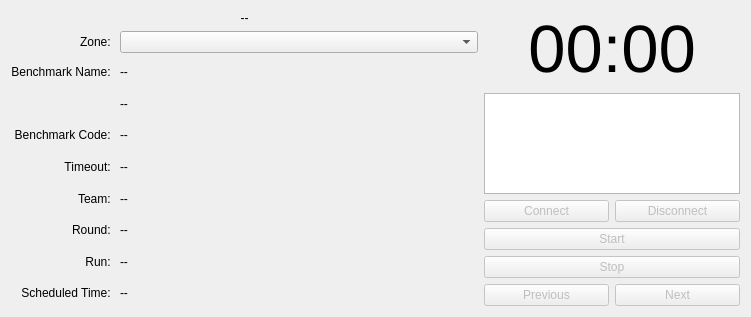
Above: rsbb_refbox/src/rqt_roah_rsbb/benchmark_control.ui from Enri2077/rsbb before the change. Below: the same form after it.
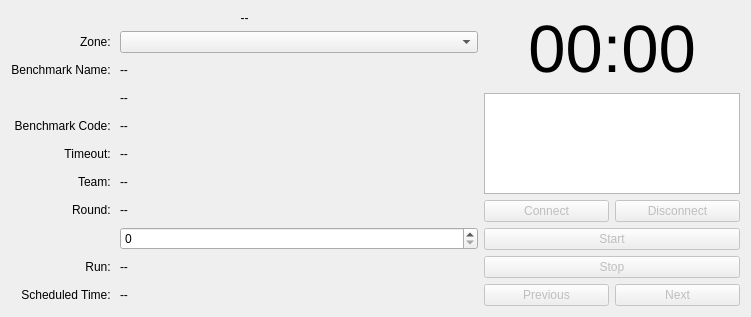
That is the form after the change.

Commit message: made Events from schedule non constant, added run selection from GUI to core

```diff
--- a/rsbb_refbox/src/rqt_roah_rsbb/benchmark_control.ui
+++ b/rsbb_refbox/src/rqt_roah_rsbb/benchmark_control.ui
@@ -60,7 +60,7 @@
          </property>
         </widget>
        </item>
-       <item row="9" column="0">
+       <item row="10" column="0">
         <widget class="QLabel" name="label_9">
          <property name="sizePolicy">
           <sizepolicy hsizetype="Preferred" vsizetype="Preferred">
@@ -76,7 +76,7 @@
          </property>
         </widget>
        </item>
-       <item row="10" column="0">
+       <item row="11" column="0">
         <widget class="QLabel" name="label_10">
          <property name="sizePolicy">
           <sizepolicy hsizetype="Preferred" vsizetype="Preferred">
@@ -198,14 +198,14 @@
          </property>
         </widget>
        </item>
-       <item row="9" column="1">
-        <widget class="QLabel" name="run">
-         <property name="text">
-          <string>--</string>
-         </property>
-        </widget>
-       </item>
        <item row="10" column="1">
+        <widget class="QLabel" name="run">
+         <property name="text">
+          <string>--</string>
+         </property>
+        </widget>
+       </item>
+       <item row="11" column="1">
         <widget class="QLabel" name="sched">
          <property name="text">
           <string>--</string>
@@ -225,6 +225,9 @@
        <item row="2" column="1">
         <widget class="QComboBox" name="zone"/>
        </item>
+       <item row="9" column="1">
+        <widget class="QSpinBox" name="run_selector"/>
+       </item>
       </layout>
      </item>
     </layout>
```
The commit also changes 5 other files.
